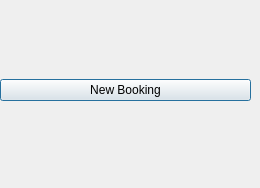
The window that src/booking-manager.ui (sc0000/hfmdd-video-system) describes before a commit, drawn with Qt 5.
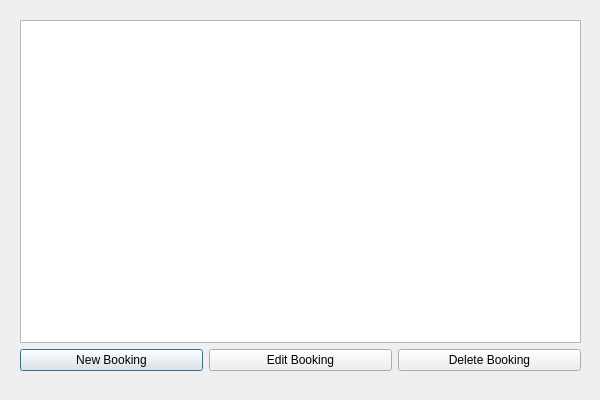
The same window after the commit.

Commit message: reworked JSON, added delete booking option

Patch:
```diff
--- a/src/booking-manager.ui
+++ b/src/booking-manager.ui
@@ -6,27 +6,61 @@
    <rect>
     <x>0</x>
     <y>0</y>
-    <width>260</width>
-    <height>188</height>
+    <width>600</width>
+    <height>400</height>
    </rect>
   </property>
+  <property name="minimumSize">
+   <size>
+    <width>600</width>
+    <height>400</height>
+   </size>
+  </property>
   <widget class="QWidget" name="verticalLayoutWidget">
    <property name="geometry">
     <rect>
-     <x>0</x>
-     <y>0</y>
-     <width>251</width>
-     <height>181</height>
+     <x>20</x>
+     <y>20</y>
+     <width>561</width>
+     <height>351</height>
     </rect>
    </property>
    <layout class="QVBoxLayout" name="verticalLayout">
     <item>
-     <widget class="QPushButton" name="newBookingButton">
-      <property name="text">
-       <string>New Booking</string>
+     <widget class="QListWidget" name="bookingsList">
+      <property name="focusPolicy">
+       <enum>Qt::StrongFocus</enum>
       </property>
      </widget>
     </item>
+    <item>
+     <layout class="QHBoxLayout" name="horizontalLayout">
+      <property name="bottomMargin">
+       <number>0</number>
+      </property>
+      <item>
+       <widget class="QPushButton" name="newBookingButton">
+        <property name="text">
+         <string>New Booking</string>
+        </property>
+       </widget>
+      </item>
+      <item>
+       <widget class="QPushButton" name="editBookingButton">
+        <property name="text">
+         <string>Edit Booking</string>
+        </property>
+       </widget>
+      </item>
+      <item>
+       <widget class="QPushButton" name="deleteBookingButton">
+        <property name="text">
+         <string>Delete Booking</string>
+        </property>
+       </widget>
+      </item>
+     </layout>
+    </item>
    </layout>
   </widget>
  </widget>
```
The commit also changes 11 other files.
